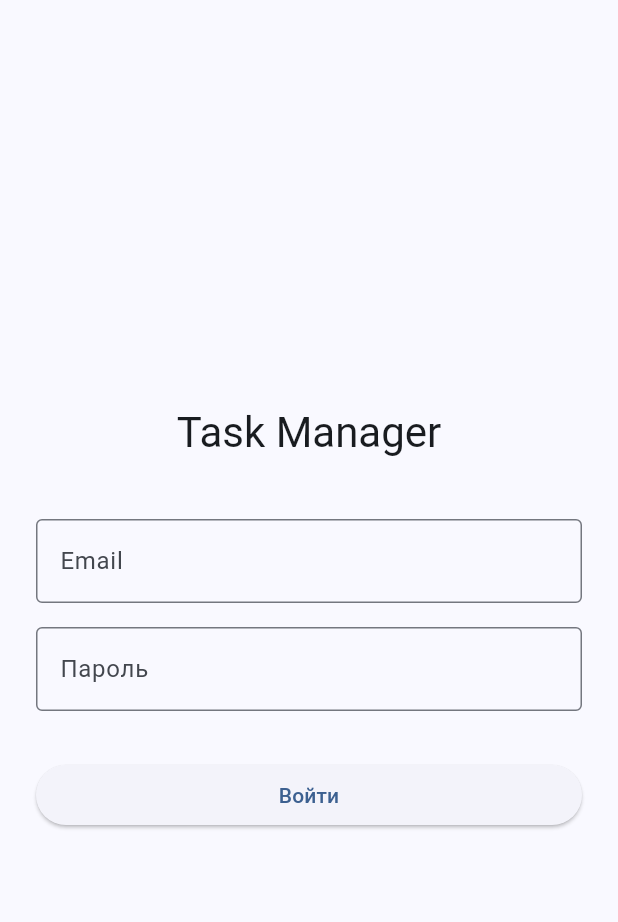
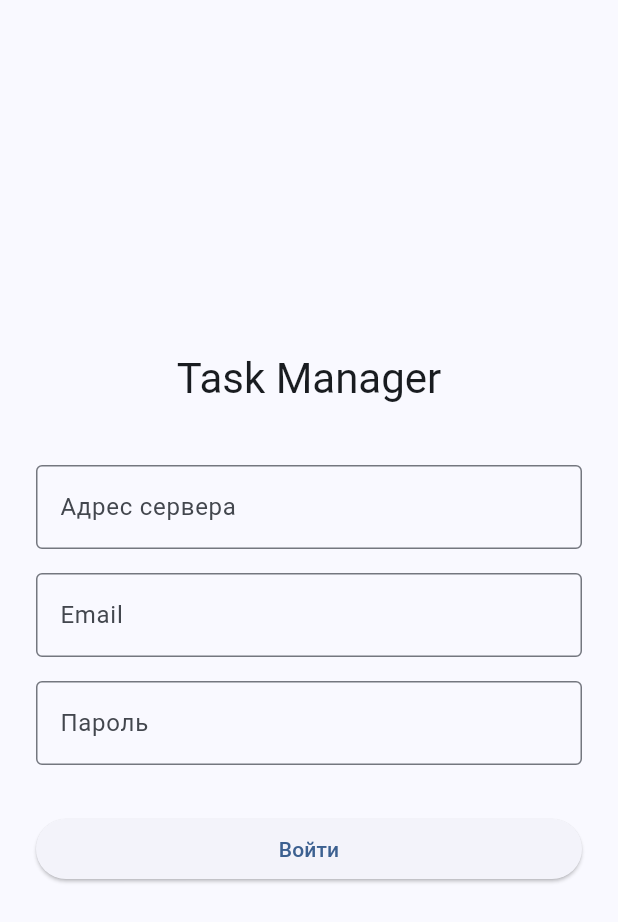
Before and after one commit to Holester1n/task-manager, a Flutter app: the screen it shows after launch, on a phone screen of 412 x 824 dp. Shown: the top 922 px of the screen. Run offline on Flutter 3.47's test engine with Material 3 defaults, Android fonts, the phone set to English and light mode, and no system bars; our stand-ins replace dio, flutter_riverpod, flutter_secure_storage, go_router; accounts and stored records are empty; network calls fail.

Commit message:
добавлена стройка с адресом сервера на экране логина

```diff
--- a/mobile/task_app/lib/core/api_client.dart
+++ b/mobile/task_app/lib/core/api_client.dart
@@ -2,7 +2,7 @@ import 'package:dio/dio.dart';
 import 'secure_storage.dart';
 
 class ApiClient {
-  static const baseUrl = 'http://192.168.0.101:8000';
+  static String baseUrl = 'http://192.168.0.101:8000';
 
   static Dio create() {
     final dio = Dio(BaseOptions(
--- a/mobile/task_app/lib/core/secure_storage.dart
+++ b/mobile/task_app/lib/core/secure_storage.dart
@@ -12,4 +12,12 @@ class SecureStorage {
 
   static Future<void> deleteToken() =>
       _storage.delete(key: _tokenKey);
+
+  static const _serverUrlKey = 'server_url';
+
+  static Future<void> saveServerUrl(String url) =>
+      _storage.write(key: _serverUrlKey, value: url);
+
+  static Future<String?> getServerUrl() =>
+      _storage.read(key: _serverUrlKey);
 }
--- a/mobile/task_app/lib/screens/login_screen.dart
+++ b/mobile/task_app/lib/screens/login_screen.dart
@@ -1,6 +1,8 @@
 import 'package:flutter/material.dart';
 import 'package:flutter_riverpod/flutter_riverpod.dart';
 import '../providers/auth_provider.dart';
+import '../core/secure_storage.dart';
+import '../core/api_client.dart';
 
 class LoginScreen extends ConsumerStatefulWidget {
   const LoginScreen({super.key});
@@ -10,17 +12,40 @@ class LoginScreen extends ConsumerStatefulWidget {
 }
 
 class _LoginScreenState extends ConsumerState<LoginScreen> {
+  final _serverCtrl = TextEditingController();
   final _emailCtrl = TextEditingController();
   final _passwordCtrl = TextEditingController();
 
   @override
+  void initState() {
+    super.initState();
+    _loadSavedUrl();
+  }
+
+  Future<void> _loadSavedUrl() async {
+    final saved = await SecureStorage.getServerUrl();
+    if (saved != null) {
+      _serverCtrl.text = saved;
+      ApiClient.baseUrl = saved;
+    }
+  }
+
+  @override
   void dispose() {
+    _serverCtrl.dispose();
     _emailCtrl.dispose();
     _passwordCtrl.dispose();
     super.dispose();
   }
 
   Future<void> _submit() async {
+    final url = _serverCtrl.text.trim();
+    if (url.isEmpty) {
+      return;
+    }
+    await SecureStorage.saveServerUrl(url);
+    ApiClient.baseUrl = url;
+
     await ref.read(authProvider.notifier).login(
           _emailCtrl.text.trim(),
           _passwordCtrl.text,
@@ -45,6 +70,16 @@ class _LoginScreenState extends ConsumerState<LoginScreen> {
                 textAlign: TextAlign.center,
               ),
               const SizedBox(height: 40),
+              TextField(
+                controller: _serverCtrl,
+                keyboardType: TextInputType.url,
+                decoration: const InputDecoration(
+                  labelText: 'Адрес сервера',
+                  hintText: 'http://192.168.1.1:8000',
+                  border: OutlineInputBorder(),
+                ),
+              ),
+              const SizedBox(height: 16),
               TextField(
                 controller: _emailCtrl,
                 keyboardType: TextInputType.emailAddress,
```
Also changed, not shown: mobile/task_app/lib/providers/auth_provider.dart (+7 -2 lines).
